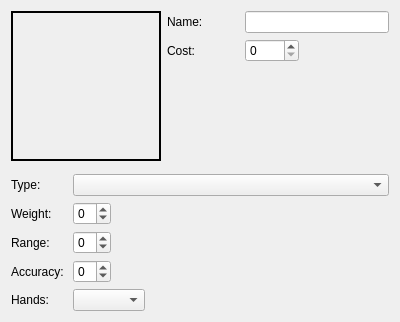
Qt form Data/EditorFiles/Editors/ui/WeaponEditor.ui (griusfux/conceptrpg2) before a commit.
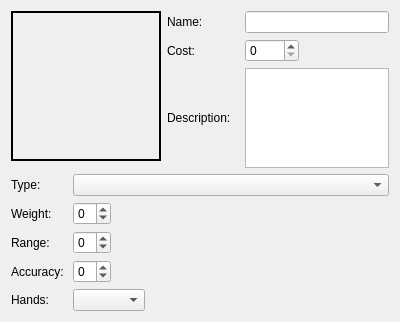
The same form after that commit.

Commit message: Updating the Armor and Weapon editors to include description. I've also used the updated Armor editor to add a description to the Mighty Robes.

The edit to the form file:
```diff
--- a/Data/EditorFiles/Editors/ui/WeaponEditor.ui
+++ b/Data/EditorFiles/Editors/ui/WeaponEditor.ui
@@ -88,17 +88,14 @@
         </layout>
        </item>
        <item row="2" column="0">
-        <spacer name="verticalSpacer_2">
-         <property name="orientation">
-          <enum>Qt::Vertical</enum>
+        <widget class="QLabel" name="label_3">
+         <property name="text">
+          <string>Description: </string>
          </property>
-         <property name="sizeHint" stdset="0">
-          <size>
-           <width>20</width>
-           <height>40</height>
-          </size>
-         </property>
-        </spacer>
+        </widget>
+       </item>
+       <item row="2" column="2">
+        <widget class="QPlainTextEdit" name="description"/>
        </item>
       </layout>
      </item>
```
Left out of the diff: 16 changed lines with no effect on the pictures. The commit also changes 6 other files.
